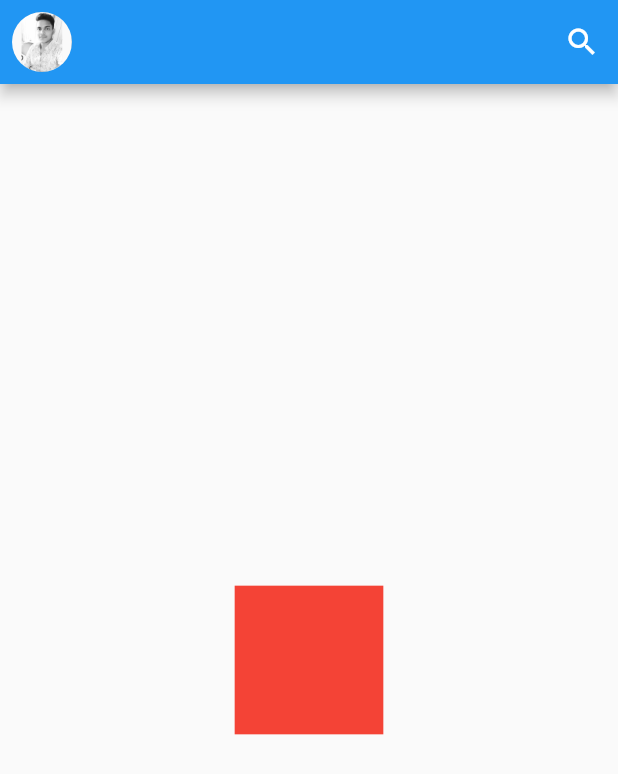
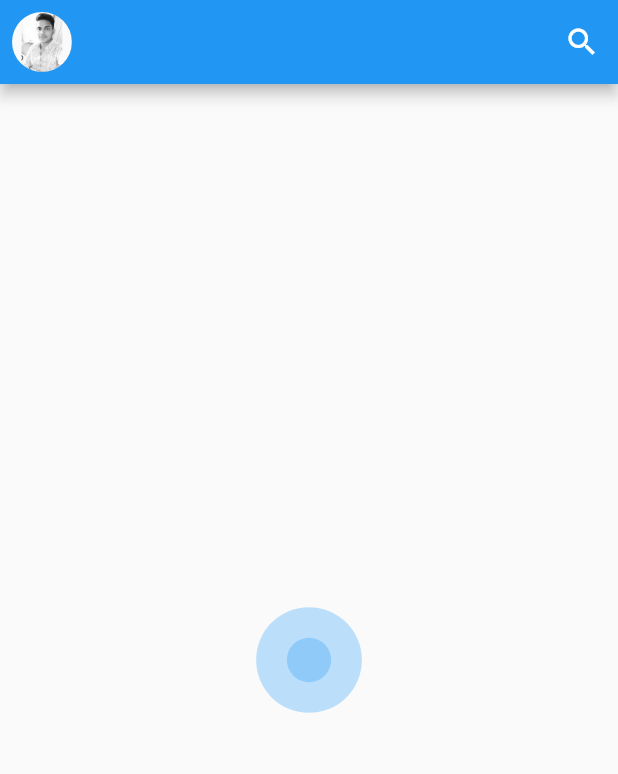
Before and after one commit to iamabhishek229313/Flute-Music-Player, a Flutter app: the screen it shows after launch, on a phone screen of 412 x 824 dp. Shown: the top 774 px of the screen. Run offline on Flutter 3.47's test engine with Material 2 defaults, Android fonts, the phone set to English and light mode, and no system bars; our stand-ins replace flutter_screenutil; missing offline and left inert: flutter_audio_query; statements that could not run were skipped.

```diff
--- a/lib/home_page.dart
+++ b/lib/home_page.dart
@@ -1,4 +1,3 @@
-
 import 'package:flute_music/song_data/fetch_songs.dart';
 import 'package:flute_music/theming/dynamic_theming._bloc.dart';
 import 'package:flutter/material.dart';
@@ -13,34 +12,18 @@ class MyHomePage extends StatefulWidget {
   _MyHomePageState createState() => _MyHomePageState();
 }
 
-class _MyHomePageState extends State<MyHomePage> with SingleTickerProviderStateMixin {
-  FetchSongs fetchSongs ;
+class _MyHomePageState extends State<MyHomePage>
+    with SingleTickerProviderStateMixin {
+  FetchSongs fetchSongs;
   final GlobalKey<ScaffoldState> _scaffoldKey = new GlobalKey<ScaffoldState>();
 
-  AnimationController _animationController ;
-  Animation<double> _bigger ;
-  Animation<double> _smaller ;
   @override
   void initState() {
     // TODO: implement initState
     super.initState();
-    fetchSongs = new FetchSongs() ;
-    _animationController = new AnimationController( duration: Duration(seconds: 2),vsync: this) ;
-    _bigger = new Tween(
-      begin: 0.0,
-      end: 100.0,
-    ).animate(
-      new CurvedAnimation(parent: _animationController, curve: Curves.ease)
-    );
+    fetchSongs = new FetchSongs();
+  }
 
-    _animationController.forward() ;
-    _animationController..addListener(() {
-      this.setState(() { });
-    })..addStatusListener((status) {
-      if(status == AnimationStatus.completed)
-        _animationController.repeat();
-    });
-  }
   @override
   Widget build(BuildContext context) {
     ScreenUtil.init(context);
@@ -71,20 +54,88 @@ class _MyHomePageState extends State<MyHomePage> with SingleTickerProviderStateM
       drawer: _drawer(isDark: widget.isDark, bloc: widget.bloc),
       body: new FutureBuilder(
           future: fetchSongs.songs_list(),
-        builder: (context,snapshot){
-          if(snapshot.connectionState == ConnectionState.done){
-            print(snapshot.data);
-            return Container(color: Colors.red,);
+          builder: (context, snapshot) {
+            if (snapshot.hasData) {
+              print(snapshot.data.length);
+              return Container(
+                color: Colors.red,
+              );
             }
+            return _animated_progress();
+          }),
+    );
+  }
+
+  @override
+  void dispose() {
+    super.dispose();
+  }
+}
+
+class _animated_progress extends StatefulWidget {
+  @override
+  __animated_progressState createState() => __animated_progressState();
+}
+
+class __animated_progressState extends State<_animated_progress>
+    with SingleTickerProviderStateMixin {
+  AnimationController _animationController;
+  Animation<double> _bigger;
+  Animation<double> _smaller;
+
+  @override
+  void initState() {
+    // TODO: implement initState
+    super.initState();
+    _animationController = new AnimationController(
+        duration: Duration(milliseconds: 1200), vsync: this);
+
+    _bigger = new Tween(
+      begin: 0.0,
+      end: 100.0,
+    ).animate(
+        new CurvedAnimation(parent: _animationController, curve: Curves.ease));
+    _smaller = new Tween(begin: 100.0, end: 0.0).animate(
+        new CurvedAnimation(parent: _animationController, curve: Curves.ease));
+
+    _animationController.forward();
+
+    _animationController
+      ..addListener(() {
+        this.setState(() {});
+      })
+      ..addStatusListener((status) {
+        if (status == AnimationStatus.completed) _animationController.repeat();
+      });
+  }
+
+  @override
+  Widget build(BuildContext context) {
     return Center(
-            child: new Container(
-              color: Colors.red,
+        child: Stack(
+      children: <Widget>[
+        Align(
+          child: Container(
+            decoration: new BoxDecoration(
+              shape: BoxShape.circle,
+              color: Colors.blue.shade100,
+            ),
             width: _bigger.value,
             height: _bigger.value,
           ),
-          ) ;
-      }),
-    );
+        ),
+        Align(
+          child: Container(
+            decoration: new BoxDecoration(
+              shape: BoxShape.circle,
+              color: Colors.blue.shade200,
+            ),
+            width: _smaller.value,
+            height: _smaller.value,
+          ),
+        ),
+      ],
+    ));
   }
 
   @override
--- a/lib/song_data/fetch_songs.dart
+++ b/lib/song_data/fetch_songs.dart
@@ -5,7 +5,7 @@ class FetchSongs {
 
   songs_list() async {
     List<SongInfo> songsData = await audioQuery.getSongs();
-    await Future.delayed(Duration(seconds: 10));
+    await Future.delayed(Duration(seconds: 20));
     return songsData ;
   }
 }
```
Lines whose indentation alone changed are shown as unchanged.
